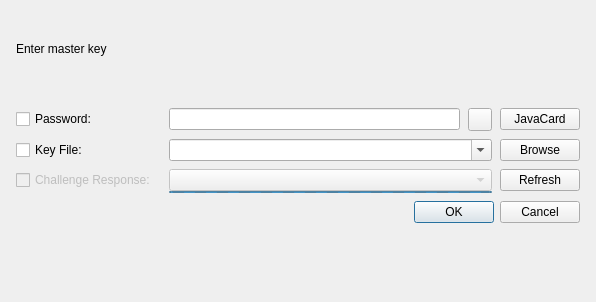
First picture: the form in src/gui/DatabaseOpenWidget.ui, repository Afforix/keepassxc, before the edit.
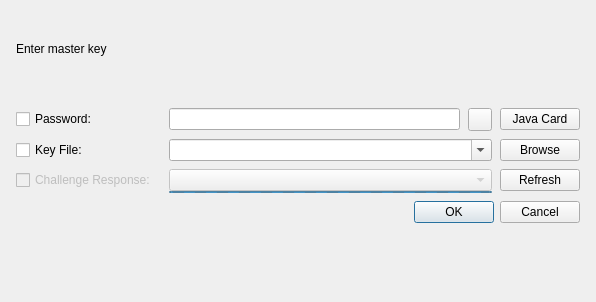
Second picture: the form after the edit. Custom widgets are drawn as their Qt base class.

```diff
--- a/src/gui/DatabaseOpenWidget.ui
+++ b/src/gui/DatabaseOpenWidget.ui
@@ -143,7 +143,7 @@
        <item>
         <widget class="QPushButton" name="javaCardButton">
          <property name="text">
-          <string>JavaCard</string>
+          <string>Java Card</string>
          </property>
         </widget>
        </item>
```
